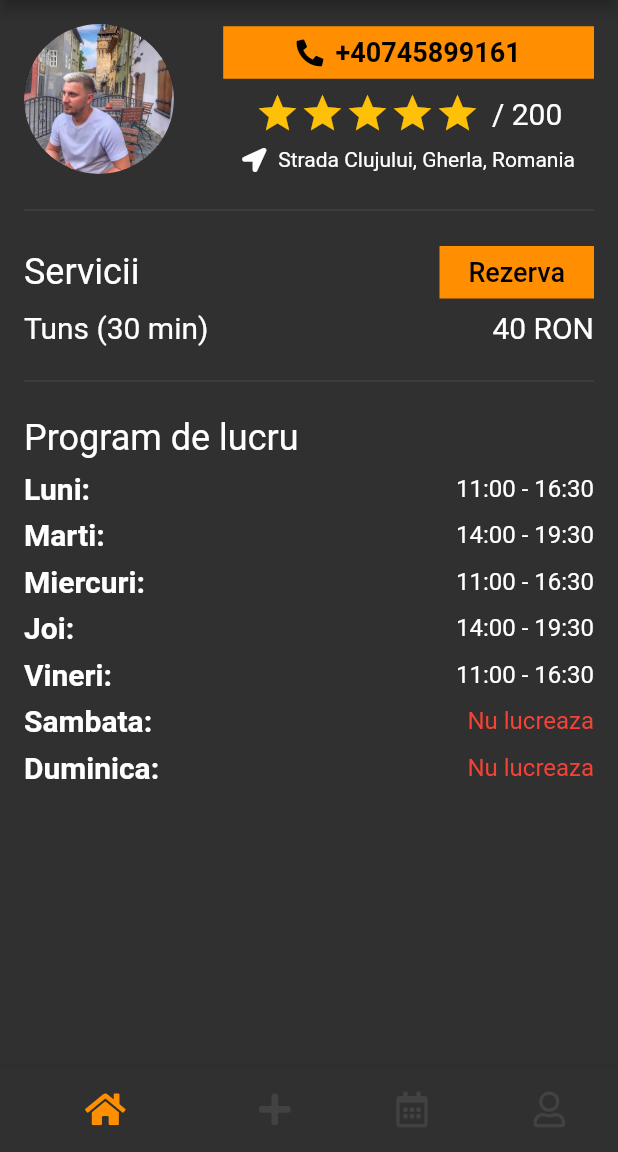
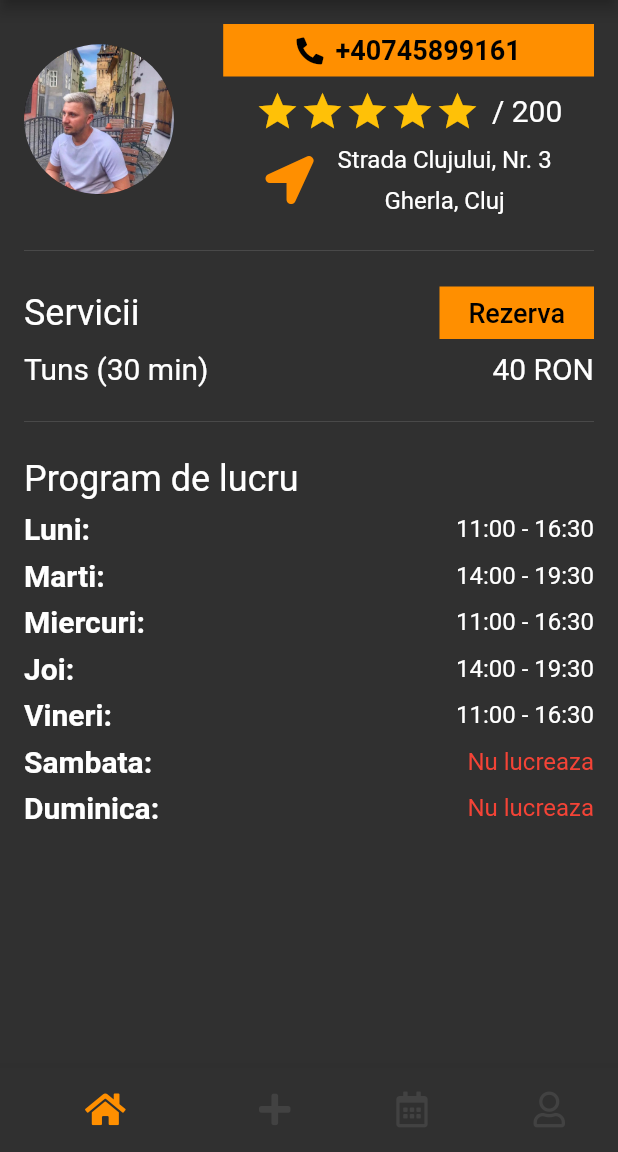
Before and after one commit to crdragos/andrei_hodis, a Flutter app: the HomePage screen opened directly, on a phone screen of 412 x 824 dp, the part 84-1236 px from its top. Run offline on Flutter 3.47's test engine with Material 2 defaults, Android fonts, the phone set to English and light mode, and no system bars; our stand-ins replace built_value, cloud_firestore, firebase_auth, firebase_core, flutter_redux, font_awesome_flutter and 3 more; missing offline and left inert: redux_epics; accounts and stored records are empty; generated files the repository leaves out were written again.

```diff
--- a/lib/src/epics/auth_epics.dart
+++ b/lib/src/epics/auth_epics.dart
@@ -24,8 +24,8 @@ class AuthEpics {
     return actions //
         .flatMap((Login$ action) => Stream<Login$>.value(action) //
             .asyncMap((Login$ action) => _authApi.login(email: action.email, password: action.password))
-            .map((AppUser user) => SignUp.successful(user))
-            .onErrorReturnWith((dynamic error) => SignUp.error(error))
+            .map((AppUser user) => Login.successful(user))
+            .onErrorReturnWith((dynamic error) => Login.error(error))
             .doOnData(action.response));
   }
 
--- a/lib/src/presentation/description/description_page.dart
+++ b/lib/src/presentation/description/description_page.dart
@@ -77,15 +77,25 @@ class DescriptionPage extends StatelessWidget {
                     ),
                     const SizedBox(height: 8.0),
                     Row(
-                      children: const <Widget>[
+                      children: <Widget>[
                         Icon(
                           FontAwesomeIcons.locationArrow,
-                          size: 16.0,
+                          size: 32.0,
+                          color: Colors.amber[800],
                         ),
-                        SizedBox(width: 8.0),
-                        Text(
-                          'Strada Clujului, Gherla, Romania',
-                          style: TextStyle(fontSize: 14.0),
+                        const SizedBox(width: 16.0),
+                        Column(
+                          children: const <Widget>[
+                            Text(
+                              'Strada Clujului, Nr. 3',
+                              style: TextStyle(fontSize: 16.0),
+                            ),
+                            SizedBox(height: 8.0),
+                            Text(
+                              'Gherla, Cluj',
+                              style: TextStyle(fontSize: 16.0),
+                            ),
+                          ],
                         ),
                       ],
                     ),
--- a/lib/src/presentation/home/home_page.dart
+++ b/lib/src/presentation/home/home_page.dart
@@ -1,4 +1,5 @@
 import 'package:andrei_hodis/src/presentation/description/description_page.dart';
+import 'package:andrei_hodis/src/presentation/user/user_page.dart';
 import 'package:flutter/material.dart';
 import 'package:font_awesome_flutter/font_awesome_flutter.dart';
 
@@ -19,7 +20,7 @@ class _HomePageState extends State<HomePage> {
         const DescriptionPage(),
         Container(color: Colors.red),
         Container(color: Colors.yellow),
-        Container(color: Colors.blue),
+        const UserPage(),
       ][_page],
       bottomNavigationBar: BottomNavigationBar(
         currentIndex: _page,
--- a/lib/src/presentation/login_page/login_page.dart
+++ b/lib/src/presentation/login_page/login_page.dart
@@ -4,6 +4,7 @@ import 'package:andrei_hodis/src/presentation/mixins/dialog_mixin.dart';
 import 'package:andrei_hodis/src/presentation/routes.dart';
 import 'package:flutter/gestures.dart';
 import 'package:flutter/material.dart';
+import 'package:flutter/services.dart';
 import 'package:flutter_redux/flutter_redux.dart';
 import 'package:font_awesome_flutter/font_awesome_flutter.dart';
 
@@ -105,7 +106,6 @@ class _LoginPageState extends State<LoginPage> with DialogMixin {
                         ),
                         onPressed: () {
                           if (Form.of(context).validate()) {
-                            print('haus');
                             StoreProvider.of<AppState>(context).dispatch(
                               Login(
                                 email: _email.text,
```
Also changed, not shown: lib/src/presentation/user/user_page.dart (added, +95 -0 lines), 1 other file.
